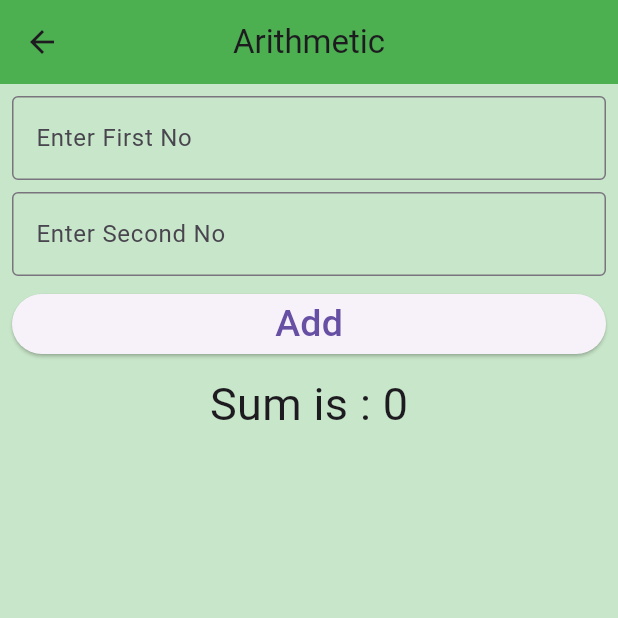
After one commit to ShadipKumarJoshi/android_flutter_kiran_sir, a Flutter app: the ArithmeticScreen screen opened directly, on a phone screen of 412 x 824 dp, the top half of it. The commit adds this screen. Run offline on Flutter 3.47's test engine with Material 3 defaults, Android fonts, the phone set to English and light mode, and no system bars.

Commit message:
arithmetic model

```diff
--- a/first_app/lib/app/app.dart
+++ b/first_app/lib/app/app.dart
@@ -11,6 +11,7 @@ class App extends StatelessWidget {
       // home: HelloWorldScreen(),
       home: SimpleInterestScreen(),
       // home: SwapNumbersScreen(),
+      // home: ArithmeticScreen(),
     );
   }
 }
--- /dev/null
+++ b/first_app/lib/model/arithmetic_model.dart
@@ -0,0 +1,16 @@
+class ArithemticModel {
+  final int first;
+  final int second;
+
+  ArithemticModel({
+    required this.first,
+    required this.second,
+  });
+
+  // Add
+  int add() {
+    return first + second + 1;
+  }
+
+  // Sub
+}
--- /dev/null
+++ b/first_app/lib/screen/arithmetic_screen.dart
@@ -0,0 +1,109 @@
+
+import 'package:first_app/model/arithmetic_model.dart';
+import 'package:flutter/material.dart';
+//POJO
+
+class ArithmeticScreen extends StatefulWidget {
+  const ArithmeticScreen({super.key});
+
+  @override
+  State<ArithmeticScreen> createState() => _ArithmeticScreenState();
+}
+
+class _ArithmeticScreenState extends State<ArithmeticScreen> {
+// Delcare variables
+  int? first;
+  int? second;
+  int result = 0;
+
+  //Relationship
+  // Loosley coupled
+  ArithemticModel? arithemticModel;
+
+  // Create global key for form
+  final formKey = GlobalKey<FormState>();
+
+  @override
+  Widget build(BuildContext context) {
+    return Scaffold(
+      backgroundColor: Colors.green[100],
+      appBar: AppBar(
+        title: const Text("Arithmetic"),
+        backgroundColor: Colors.green,
+        centerTitle: true,
+        elevation: 0,
+      ),
+      body: Padding(
+        padding: const EdgeInsets.all(8),
+        child: Form(
+          key: formKey,
+          child: Column(
+            children: [
+              TextFormField(
+                onChanged: (value) {
+                  first = int.parse(value);
+                },
+                keyboardType: TextInputType.number,
+                decoration: const InputDecoration(
+                  border: OutlineInputBorder(),
+                  labelText: 'Enter First No',
+                ),
+                validator: (value) {
+                  if (value == null || value.isEmpty) {
+                    return "Enter first no";
+                  }
+                  return null;
+                },
+              ),
+              const SizedBox(height: 8),
+              TextFormField(
+                onChanged: (value) {
+                  second = int.parse(value);
+                },
+                keyboardType: TextInputType.number,
+                decoration: const InputDecoration(
+                  border: OutlineInputBorder(),
+                  labelText: 'Enter Second No',
+                ),
+              ),
+              const SizedBox(height: 8),
+              // Button
+              SizedBox(
+                width: double.infinity,
+                child: ElevatedButton(
+                  onPressed: () {
+                    setState(
+                      () {
+                        // //Al;gorith,m
+                        // // Business logic
+                        // result = first! + second!;
+                        arithemticModel =
+                            ArithemticModel(first: first!, second: second!);
+                        result = arithemticModel!.add();
+                      },
+                    );
+                  },
+                  child: const Text(
+                    'Add',
+                    style: TextStyle(
+                      fontSize: 25,
+                    ),
+                  ),
+                ),
+              ),
+              const SizedBox(height: 8),
+
+              // Display informatuion
+              Text(
+                'Sum is : $result',
+                style: const TextStyle(
+                  fontSize: 30,
+                ),
+              ),
+            ],
+          ),
+        ),
+      ),
+    );
+  }
+}
```
